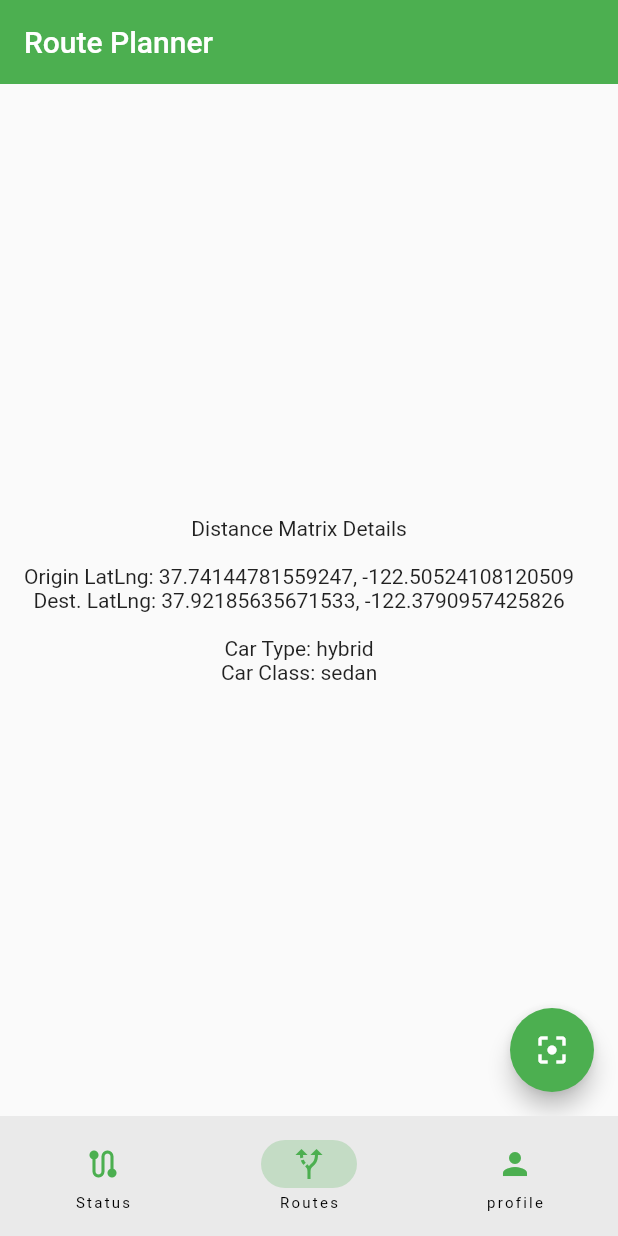
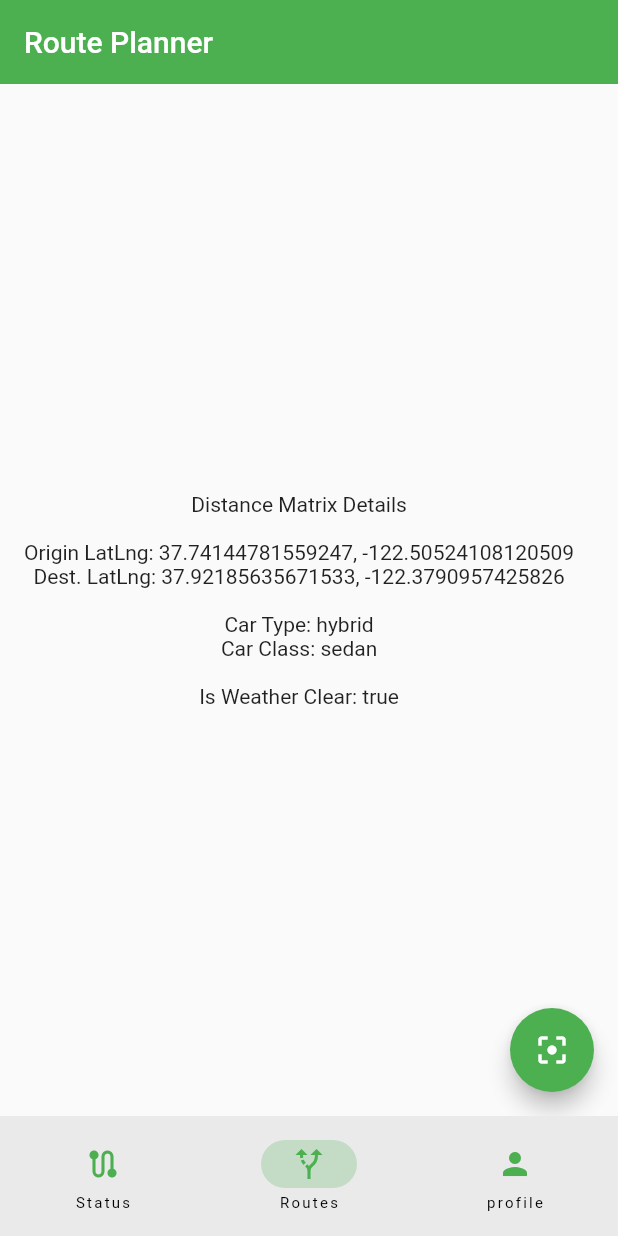
Before and after one commit to Arjdroid/greenifytransit, a Flutter app: the screen it shows after launch, item 2 of the bottom bar chosen, on a phone screen of 412 x 824 dp. Run offline on Flutter 3.47's test engine with Material 2 defaults, Android fonts, the phone set to English and light mode, and no system bars; our stand-ins replace syncfusion_flutter_charts.

Commit message:
re-arranged code for clarity

```diff
--- a/lib/routes_planner.dart
+++ b/lib/routes_planner.dart
@@ -47,7 +47,9 @@ class _RoutesPlannerState extends State<RoutesPlanner> {
   // This means that the weather is clear, if false that means that the weather is not clear
   bool isWeatherClear = true;
 
-  // Function that actually generates the suggestions
+  // Function that gives a ranked suggestions list
+
+  // Function that aggregates data for suggestions
   Future<List> getAllData(weatherClarity) async {
     // Consider whether the weather is clear or not
     if (weatherClarity == true) {
@@ -270,8 +272,8 @@ class _RoutesPlannerState extends State<RoutesPlanner> {
             //Text(' '),
             Text('Car Type: $cTyp'),
             Text('Car Class: $cCls'),
-            //Text(' '),
-            //Text('Trip Emissions: $emissions g'),
+            Text(' '),
+            Text('Is Weather Clear: $isWeatherClear'),
             //Text(' '),
             //Text('Debug Statement: $debugstatement'),
             //Text('Debug Base Emissions (Petrol Hatch Car): $baseEmissions g'),
```
